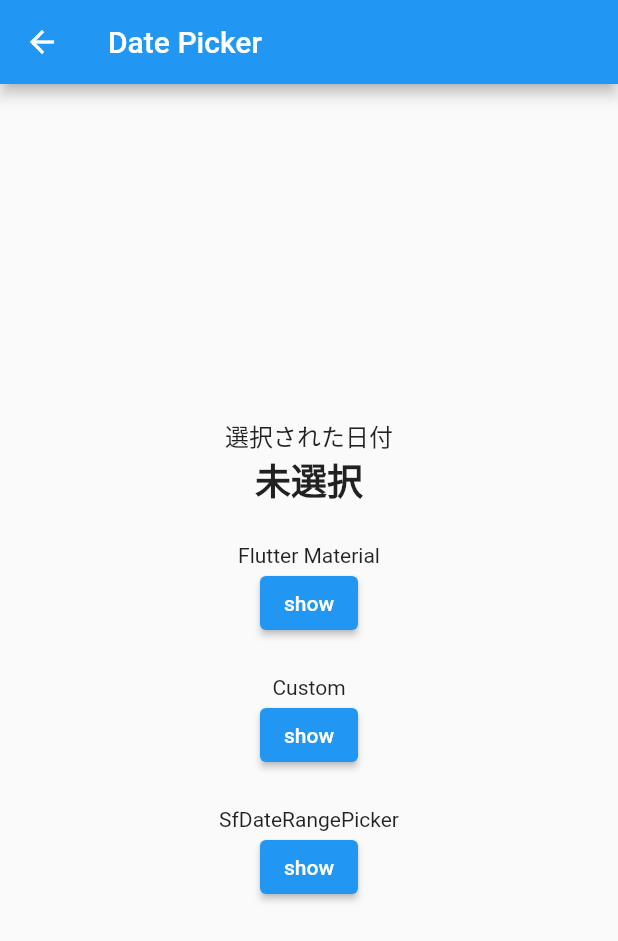
After one commit to Zudah228/flutter_workspace, a Flutter app: the screen it shows after launch, after a tap on "2022/7/11 いろんな DatePicker", on a phone screen of 412 x 824 dp. The commit adds this screen. Shown: the top 941 px of the screen. Run offline on Flutter 3.47's test engine with Material 2 defaults, Android fonts, the phone set to English and light mode, and no system bars; our stand-ins replace cloud_firestore, firebase_auth, firebase_core, flutter_hooks, fluttertoast, freezed_annotation and 4 more; accounts and stored records are empty; network calls fail.

Commit message:
datePicker ワークスペースの実装

```diff
--- a/lib/main.dart
+++ b/lib/main.dart
@@ -5,6 +5,7 @@ import 'package:flutter_workspace/common/repositories/sqflite/sqflite_repository
 import 'package:flutter_workspace/common/utils/logger.dart';
 import 'package:flutter_workspace/pages/home_page.dart';
 import 'package:hooks_riverpod/hooks_riverpod.dart';
+import 'package:intl/date_symbol_data_local.dart';
 import 'package:sqflite/sqflite.dart';
 
 void main() async {
@@ -16,6 +17,8 @@ void main() async {
       db = await openDatabase(Todo.sqflitePath);
     })
   ]);
+
+  initializeDateFormatting('ja');
 
   Logger().log('Firebase App: ${Firebase.apps.first.options.projectId}');
 
--- /dev/null
+++ b/lib/pages/date_picker/date_picker.dart
@@ -0,0 +1,104 @@
+import 'package:flutter/material.dart';
+import 'package:flutter_hooks/flutter_hooks.dart';
+import 'package:flutter_workspace/pages/date_picker/widgets/custom_date_picker_dialog.dart';
+import 'package:hooks_riverpod/hooks_riverpod.dart';
+import 'package:flutter_workspace/common/extensions/date_extension.dart';
+
+class DatePickerWorkspacePage extends HookConsumerWidget {
+  const DatePickerWorkspacePage({Key? key}) : super(key: key);
+
+  @override
+  Widget build(BuildContext context, WidgetRef ref) {
+    final selectedDate = useState<DateTime?>(null);
+    final selectedEndDate = useState<DateTime?>(null);
+
+    return Scaffold(
+      appBar: AppBar(title: const Text('Date Picker')),
+      body: Center(
+        child: Column(
+          mainAxisAlignment: MainAxisAlignment.center,
+          children: [
+            const Text(
+              '選択された日付',
+              style: TextStyle(fontSize: 16, fontWeight: FontWeight.w500),
+            ),
+            Text(
+              selectedDate.value?.format(
+                      pattern: 'yyyy M月 dd日 (E)', useJapaneseEra: true) ??
+                  '未選択',
+              style: const TextStyle(fontSize: 24, fontWeight: FontWeight.bold),
+            ),
+            if (selectedEndDate.value != null) ...[
+              Text(
+                  '     ~' +
+                      selectedEndDate.value!.format(
+                          pattern: 'yyyy M月 dd日 (E)', useJapaneseEra: true),
+                  style: const TextStyle(
+                      fontSize: 24, fontWeight: FontWeight.bold))
+            ],
+            // Flutter Material
+            const SizedBox(
+              height: 24,
+            ),
+            const Text('Flutter Material'),
+            ElevatedButton(
+                onPressed: () async {
+                  final now = DateTime.now();
+                  final result = await showDatePicker(
+                      context: context,
+                      initialDate: now,
+                      firstDate: now.add(const Duration(days: -365)),
+                      lastDate: now.add(const Duration(days: 365)));
+                  if (result != null) {
+                    selectedDate.value = result;
+                    selectedEndDate.value = null;
+                  }
+                },
+                child: const Text('show')),
+
+            // Custom
+            const SizedBox(
+              height: 24,
+            ),
+            const Text('Custom'),
+            ElevatedButton(
+                onPressed: () async {
+                  final now = DateTime.now();
+                  final result = await showDialog(
+                      context: context,
+                      builder: (context) {
+                        return CustomDatePickerDialog(
+                          initialDate: now,
+                          firstDate: now.add(const Duration(days: -365)),
+                          lastDate: now.add(const Duration(days: 365)),
+                        );
+                      });
+                  if (result != null) {
+                    selectedDate.value = result;
+                    selectedEndDate.value = null;
+                  }
+                },
+                child: const Text('show')),
+
+            // SfDateRangePicker
+            const SizedBox(
+              height: 24,
+            ),
+            const Text('SfDateRangePicker'),
+            ElevatedButton(
+                onPressed: () async {
+                  final result = await showDateRangePicker(
+                      context: context,
+                      firstDate: DateTime.now().add(const Duration(days: -365)),
+                      lastDate: DateTime.now().add(const Duration(days: 365)));
+
+                  selectedDate.value = result?.start;
+                  selectedEndDate.value = result?.end;
+                },
+                child: const Text('show'))
+          ],
+        ),
+      ),
+    );
+  }
+}
--- a/lib/pages/home_page.dart
+++ b/lib/pages/home_page.dart
@@ -4,6 +4,8 @@ import 'package:flutter_workspace/pages/_exports.dart';
 import 'package:flutter_workspace/pages/check_email_verification/check_email_verification_page.dart';
 import 'package:flutter_workspace/pages/form_field_key_workspace/form_field_key_workspace_page.dart';
 import 'package:flutter_workspace/pages/type_guard/type_guard_page.dart';
+
+import 'date_picker/date_picker.dart';
 
 @immutable
 class NavigationPage {
@@ -19,7 +21,8 @@ class MyHomePage extends AbstractOnlyNavigationPage {
       const NavigationPage(page: RxdartPage(), title: '2022/4/27 Rxdartページ'),
       const NavigationPage(page: FormFieldKeyWorkspacePage(), title: '2022/6/17 FormFieldState Key ページ'),
       const NavigationPage(title: '2022/6/28 `is` による TypeGuard の挙動チェック', page: TypeGuardPage()),
-      const NavigationPage(title: '2022/7/4 Firebase Auth の email verification を監視する', page: CheckEmailVerificationPage())
+      const NavigationPage(title: '2022/7/4 Firebase Auth の email verification を監視する', page: CheckEmailVerificationPage()),
+      const NavigationPage(title: '2022/7/11 いろんな DatePicker', page: DatePickerWorkspacePage())
     ]);
 
 }
--- a/pubspec.yaml
+++ b/pubspec.yaml
@@ -31,6 +31,8 @@ dependencies:
   hooks_riverpod: ^1.0.0
 
   fluttertoast: ^8.0.8
+  syncfusion_flutter_datepicker: ^20.2.36
+
   uuid: ^3.0.6
   intl: 0.17.0
   image_picker: ^0.8.5+3
```
Also changed, not shown: lib/common/extensions/date_extension.dart (added, +139 -0 lines), lib/pages/date_picker/widgets/custom_date_picker_dialog.dart (added, +66 -0 lines), pubspec.lock.
